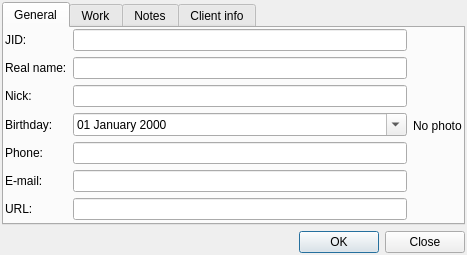
Qt form src/plugins/azoth/plugins/xoox/vcarddialog.ui (0xd34df00d/leechcraft) before a commit.
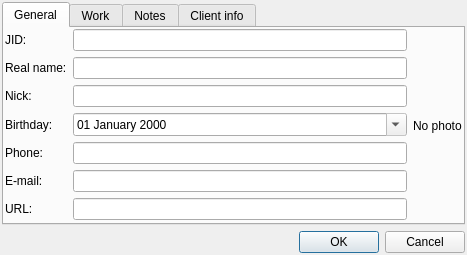
The same form after that commit.

Commit message: Azoth Xoox: vcard fields read-only.

```diff
--- a/src/plugins/azoth/plugins/xoox/vcarddialog.ui
+++ b/src/plugins/azoth/plugins/xoox/vcarddialog.ui
@@ -81,6 +81,9 @@
          </item>
          <item row="3" column="1">
           <widget class="QDateEdit" name="EditBirthday_">
+           <property name="readOnly">
+            <bool>true</bool>
+           </property>
            <property name="displayFormat">
             <string>dd MMMM yyyy</string>
            </property>
@@ -243,7 +246,7 @@
       <enum>Qt::Horizontal</enum>
      </property>
      <property name="standardButtons">
-      <set>QDialogButtonBox::Close|QDialogButtonBox::Ok</set>
+      <set>QDialogButtonBox::Cancel|QDialogButtonBox::Ok</set>
      </property>
     </widget>
    </item>
```
Left out of the diff: 66 changed lines with no effect on the pictures.
